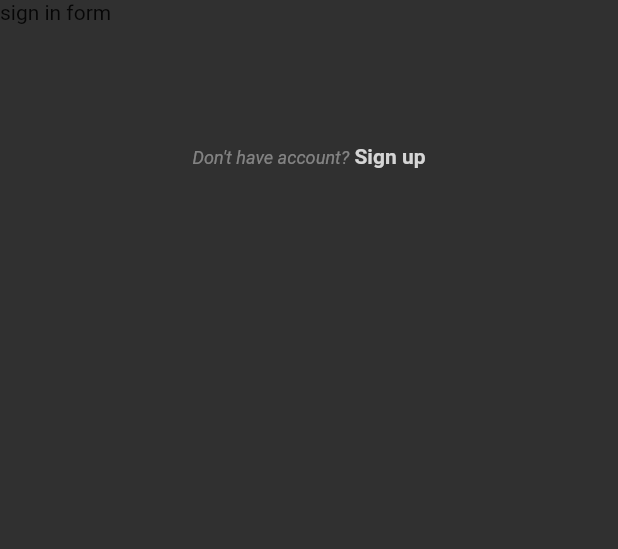
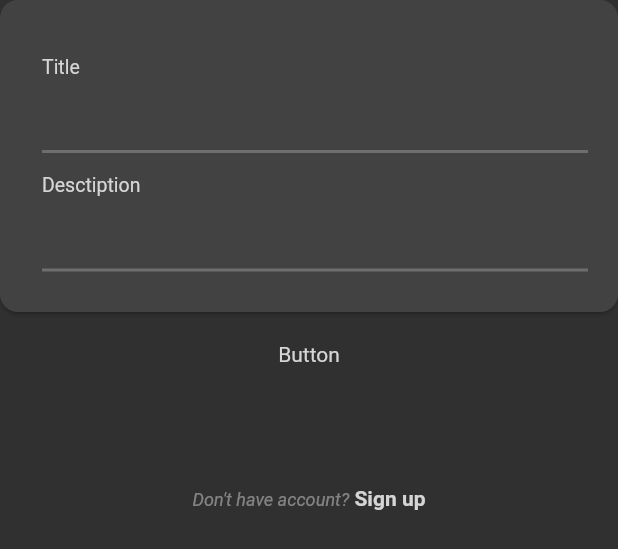
Before and after one commit to chingalo-family/task-flow, a Flutter app: the SignInSignUpFormContainer widget shown alone on an empty page, opened directly, on a phone screen of 412 x 824 dp. Shown: the top 549 px of the screen. Run offline on Flutter 3.47's test engine with Material 2 defaults, Android fonts, the phone set to English and light mode, and no system bars; our stand-ins replace connectivity, flutter_svg, fluttertoast, geolocator, google_fonts, infinite_scroll_pagination and 2 more; missing offline and left inert: new_version; accounts and stored records are empty.

Commit message:
feat: 🎸 Add support for rendering empty forms
Support for render login and sign up forms

```diff
--- a/lib/core/components/user_forms/sign_in_form.dart
+++ b/lib/core/components/user_forms/sign_in_form.dart
@@ -1,6 +1,14 @@
+import 'dart:async';
+
 import 'package:flutter/material.dart';
+import 'package:task_manager/core/components/circular_process_loader.dart';
+import 'package:task_manager/core/components/entry_forms/entry_form_container.dart';
+import 'package:task_manager/core/components/user_forms/models/sign_in_sign_up_form.dart';
+import 'package:task_manager/core/constants/app_contant.dart';
+import 'package:task_manager/core/services/theme_service.dart';
+import 'package:task_manager/models/form_section.dart';
 
-class SignInForm extends StatelessWidget {
+class SignInForm extends StatefulWidget {
   const SignInForm({
     Key? key,
     required this.currentTheme,
@@ -9,9 +17,62 @@ class SignInForm extends StatelessWidget {
   final String currentTheme;
 
   @override
+  State<SignInForm> createState() => _SignInFormState();
+}
+
+class _SignInFormState extends State<SignInForm> {
+  Color? textColor;
+  List<FormSection>? formSections;
+  bool isFormReady = false;
+  bool isSaving = false;
+
+  @override
+  void initState() {
+    super.initState();
+    setFormMetadata();
+    Timer(Duration(seconds: 1), () {
+      setState(() {
+        isFormReady = true;
+      });
+    });
+  }
+
+  void setFormMetadata() {
+    textColor = widget.currentTheme == ThemeServices.darkTheme
+        ? AppContant.darkTextColor
+        : AppContant.ligthTextColor;
+    formSections = SignInSignUpForm.getSignInFormSections(textColor!);
+  }
+
+  @override
   Widget build(BuildContext context) {
     return Container(
-      child: Text('sign in form'),
+      child: !isFormReady
+          ? Container(
+              child: CircularProcessLoader(
+                color: Colors.blueGrey,
+              ),
+            )
+          : Column(
+              children: [
+                EntryFormContainer(
+                  formSections: formSections!,
+                  dataObject: Map(),
+                  mandatoryFieldObject: Map(),
+                ),
+                Container(
+                  margin: const EdgeInsets.only(
+                    top: 10.0,
+                  ),
+                  child: Text(
+                    'Button',
+                    style: TextStyle().copyWith(
+                      color: textColor,
+                    ),
+                  ),
+                )
+              ],
+            ),
     );
   }
 }
--- a/lib/core/components/user_forms/sign_in_sign_up_form_container.dart
+++ b/lib/core/components/user_forms/sign_in_sign_up_form_container.dart
@@ -1,6 +1,7 @@
 import 'package:flutter/material.dart';
 import 'package:provider/provider.dart';
 import 'package:task_manager/app_state/app_theme_state/app_theme_state.dart';
+import 'package:task_manager/core/components/user_forms/models/sign_in_sign_up_form.dart';
 import 'package:task_manager/core/components/user_forms/sign_in_form.dart';
 import 'package:task_manager/core/components/user_forms/sign_up_form.dart';
 import 'package:task_manager/core/constants/app_contant.dart';
@@ -66,7 +67,7 @@ class _SignInSignUpFormContainerState extends State<SignInSignUpFormContainer> {
                           TextSpan(
                             text: _showSignInForm
                                 ? "Don't have account?"
-                                : 'Have account already?',
+                                : 'Already have an account?',
                             style: TextStyle().copyWith(
                               fontStyle: FontStyle.italic,
                               fontWeight: FontWeight.normal,
@@ -75,7 +76,7 @@ class _SignInSignUpFormContainerState extends State<SignInSignUpFormContainer> {
                             ),
                           ),
                           TextSpan(
-                            text: _showSignInForm ? ' Sign up' : ' Sign in',
+                            text: _showSignInForm ? ' Sign up' : ' Log in',
                             style: TextStyle().copyWith(
                               color: textColor,
                               fontWeight: FontWeight.bold,
```
Also changed, not shown: lib/core/components/user_forms/sign_up_form.dart (+63 -2 lines).
